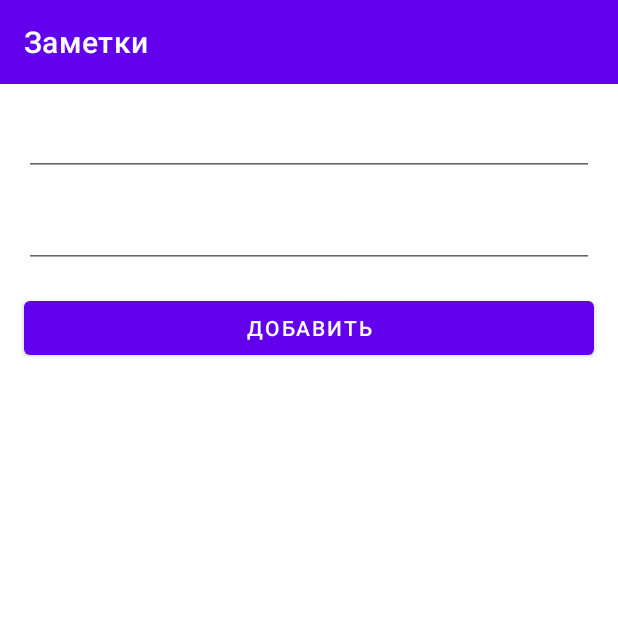
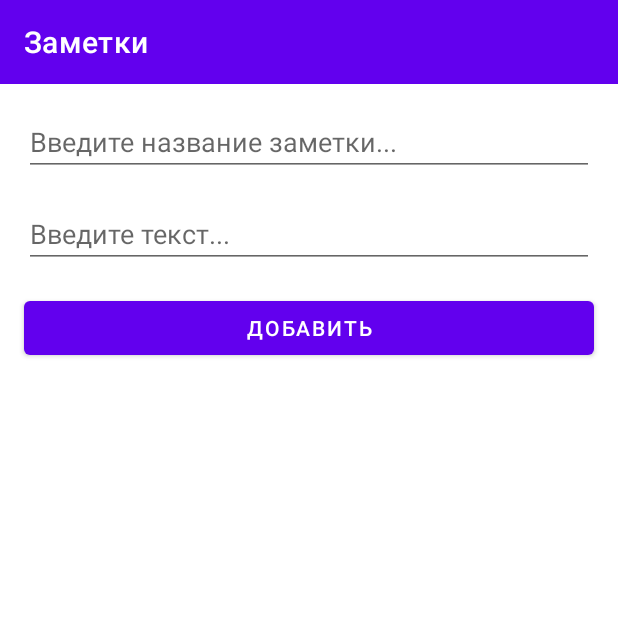
Before and after one commit to kattrinmr/notes-app, an Android app: the AddNewNoteFragment screen opened through its navigation route, on a phone screen of 412 x 824 dp, the top half of it. Run offline under Robolectric (Android 15) with nearby library versions, the phone set to English and light mode, and no system bars; our stand-ins replace Firebase (no records; nobody signed in at launch, a user with empty details on screens opened directly), Room's generated code.

Commit message:
add hints

```diff
--- a/app/src/main/res/layout/fragment_add_new_note.xml
+++ b/app/src/main/res/layout/fragment_add_new_note.xml
@@ -8,6 +8,7 @@
 
     <EditText
         android:id="@+id/input_name_note"
+        android:hint="@string/hint_add_name"
         app:layout_constraintTop_toTopOf="parent"
         app:layout_constraintStart_toStartOf="parent"
         app:layout_constraintEnd_toEndOf="parent"
@@ -16,6 +17,7 @@
 
     <EditText
         android:id="@+id/input_text_note"
+        android:hint="@string/hint_add_text"
         app:layout_constraintTop_toBottomOf="@id/input_name_note"
         app:layout_constraintStart_toStartOf="parent"
         app:layout_constraintEnd_toEndOf="parent"
--- a/app/src/main/res/values/strings.xml
+++ b/app/src/main/res/values/strings.xml
@@ -12,4 +12,6 @@
     <string name="hint_input_password">Введите пароль...</string>
     <string name="start_btn_sign_in">SIGN IN</string>
     <string name="toast_invalid_data_to_sign_in">Введите email и пароль!</string>
+    <string name="hint_add_text">Введите текст...</string>
+    <string name="hint_add_name">Введите название заметки...</string>
 </resources>
```
Also changed, not shown: app/src/main/res/drawable/ic_launcher.jpg (added).
